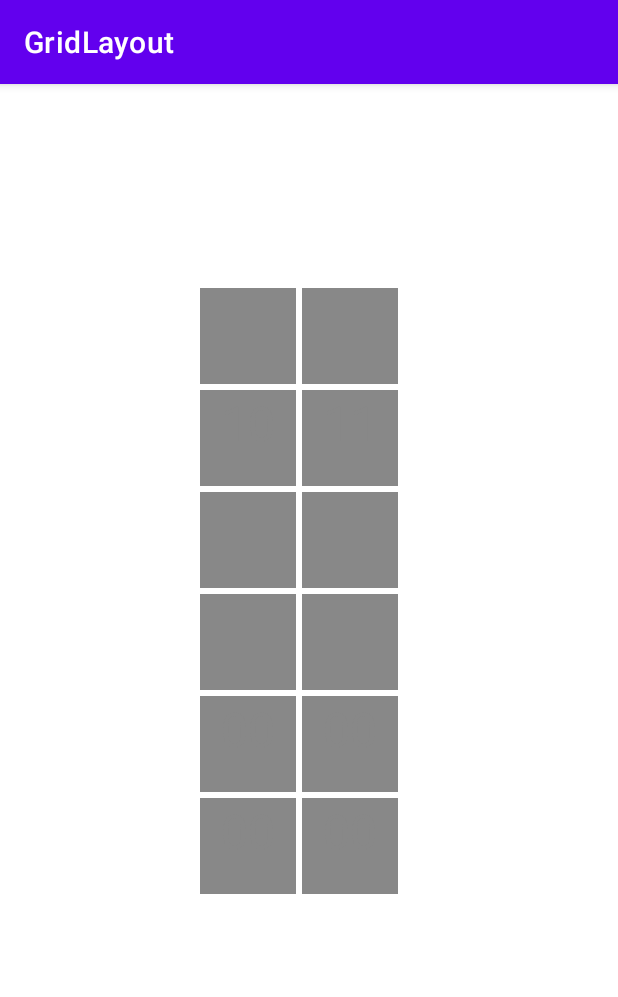
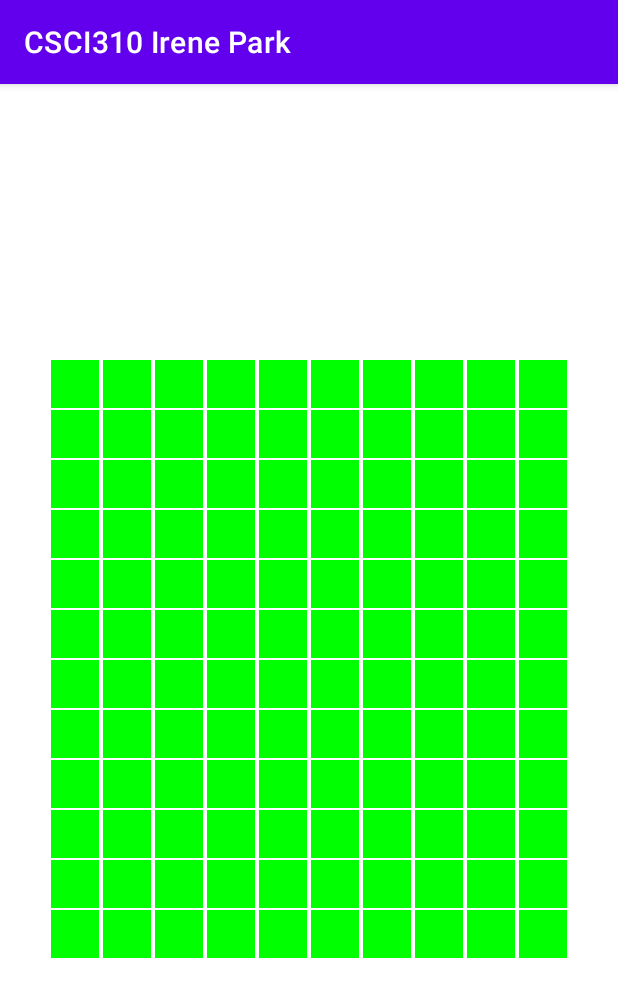
Before and after one commit to ijpark803/Project1_MineSweeper, an Android app: the screen it shows after launch (MainActivity), on a phone screen of 412 x 824 dp. Shown: the top 997 px of the screen. Run offline under Robolectric (Android 15) with nearby library versions, the phone set to English and light mode, and no system bars.

Commit message:
initial commit - 12-10 grid

```diff
--- a/app/src/main/AndroidManifest.xml
+++ b/app/src/main/AndroidManifest.xml
@@ -8,7 +8,7 @@
         android:dataExtractionRules="@xml/data_extraction_rules"
         android:fullBackupContent="@xml/backup_rules"
         android:icon="@mipmap/ic_launcher"
-        android:label="@string/app_name"
+        android:label="CSCI310 Irene Park"
         android:roundIcon="@mipmap/ic_launcher_round"
         android:supportsRtl="true"
         android:theme="@style/Theme.GridLayout"
--- a/app/src/main/java/com/example/gridlayout/MainActivity.java
+++ b/app/src/main/java/com/example/gridlayout/MainActivity.java
@@ -14,7 +14,8 @@ import java.util.ArrayList;
 
 public class MainActivity extends AppCompatActivity {
 
-    private static final int COLUMN_COUNT = 2;
+    private static final int COLUMN_COUNT = 10;
+    private static final int numFlags = 4;
 
     // save the TextViews of all cells in an array, so later on,
     // when a TextView is clicked, we know which cell it is
@@ -32,77 +33,32 @@ public class MainActivity extends AppCompatActivity {
 
         cell_tvs = new ArrayList<TextView>();
 
-        // Method (1): add statically created cells
-        TextView tv00 = (TextView) findViewById(R.id.textView00);
-        TextView tv01 = (TextView) findViewById(R.id.textView01);
-        TextView tv10 = (TextView) findViewById(R.id.textView10);
-        TextView tv11 = (TextView) findViewById(R.id.textView11);
-
-        tv00.setTextColor(Color.GRAY);
-        tv00.setBackgroundColor(Color.GRAY);
-        tv00.setOnClickListener(this::onClickTV);
-
-        tv01.setTextColor(Color.GRAY);
-        tv01.setBackgroundColor(Color.GRAY);
-        tv01.setOnClickListener(this::onClickTV);
-
-        tv10.setTextColor(Color.GRAY);
-        tv10.setBackgroundColor(Color.GRAY);
-        tv10.setOnClickListener(this::onClickTV);
-
-        tv11.setTextColor(Color.GRAY);
-        tv11.setBackgroundColor(Color.GRAY);
-        tv11.setOnClickListener(this::onClickTV);
-
-        cell_tvs.add(tv00);
-        cell_tvs.add(tv01);
-        cell_tvs.add(tv10);
-        cell_tvs.add(tv11);
-
         // Method (2): add four dynamically created cells
         GridLayout grid = (GridLayout) findViewById(R.id.gridLayout01);
-        for (int i = 2; i<=3; i++) {
-            for (int j=0; j<=1; j++) {
+        for (int i = 0; i<12; i++) {
+            for (int j=0; j<10; j++) {
                 TextView tv = new TextView(this);
-                tv.setHeight( dpToPixel(64) );
-                tv.setWidth( dpToPixel(64) );
-                tv.setTextSize( 32 );//dpToPixel(32) );
+                tv.setHeight( dpToPixel(32) );
+                tv.setWidth( dpToPixel(32) );
+                tv.setTextSize( 16 );//dpToPixel(32) );
                 tv.setTextAlignment(TextView.TEXT_ALIGNMENT_CENTER);
-                tv.setTextColor(Color.GRAY);
-                tv.setBackgroundColor(Color.GRAY);
+                tv.setTextColor(Color.parseColor("lime"));
+                tv.setBackgroundColor(Color.parseColor("lime"));
                 tv.setOnClickListener(this::onClickTV);
+//                tv.setText("@string/mine");
 
                 GridLayout.LayoutParams lp = new GridLayout.LayoutParams();
-                lp.setMargins(dpToPixel(2), dpToPixel(2), dpToPixel(2), dpToPixel(2));
+               // lp.setMargins(dpToPixel(1), dpToPixel(2), dpToPixel(2), dpToPixel(2));
                 lp.rowSpec = GridLayout.spec(i);
                 lp.columnSpec = GridLayout.spec(j);
-
+                lp.leftMargin = 2;
+                lp.rightMargin = 2;
+                lp.bottomMargin = 2;
                 grid.addView(tv, lp);
 
                 cell_tvs.add(tv);
             }
         }
-
-        // Method (3): add four dynamically created cells with LayoutInflater
-        LayoutInflater li = LayoutInflater.from(this);
-        for (int i = 4; i<=5; i++) {
-            for (int j=0; j<=1; j++) {
-                TextView tv = (TextView) li.inflate(R.layout.custom_cell_layout, grid, false);
-                //tv.setText(String.valueOf(i)+String.valueOf(j));
-                tv.setTextColor(Color.GRAY);
-                tv.setBackgroundColor(Color.GRAY);
-                tv.setOnClickListener(this::onClickTV);
-
-                GridLayout.LayoutParams lp = (GridLayout.LayoutParams) tv.getLayoutParams();
-                lp.rowSpec = GridLayout.spec(i);
-                lp.columnSpec = GridLayout.spec(j);
-
-                grid.addView(tv, lp);
-
-                cell_tvs.add(tv);
-            }
-        }
-
     }
 
     private int findIndexOfCellTextView(TextView tv) {
@@ -119,12 +75,13 @@ public class MainActivity extends AppCompatActivity {
         int i = n/COLUMN_COUNT;
         int j = n%COLUMN_COUNT;
         tv.setText(String.valueOf(i)+String.valueOf(j));
-        if (tv.getCurrentTextColor() == Color.GRAY) {
-            tv.setTextColor(Color.GREEN);
+        if (tv.getCurrentTextColor() == Color.parseColor("lime")) {
+            tv.setTextColor(Color.GRAY);
+            tv.setBackgroundColor(Color.GRAY);
+        }
+        else {
+            tv.setTextColor(Color.parseColor("lime"));
             tv.setBackgroundColor(Color.parseColor("lime"));
-        }else {
-            tv.setTextColor(Color.GRAY);
-            tv.setBackgroundColor(Color.LTGRAY);
         }
     }
 }
--- a/app/src/main/res/layout/activity_main.xml
+++ b/app/src/main/res/layout/activity_main.xml
@@ -8,86 +8,21 @@
 
     <androidx.gridlayout.widget.GridLayout
         android:id="@+id/gridLayout01"
-        android:layout_width="150dp"
-        android:layout_height="500dp"
-        android:layout_marginStart="32dp"
-        android:layout_marginTop="32dp"
-        android:layout_marginEnd="32dp"
-        android:layout_marginBottom="32dp"
-        android:layout_gravity="center"
-        app:rowCount="10"
-        app:columnCount="2"
+        android:layout_width="wrap_content"
+        android:layout_height="400dp"
+        android:layout_marginStart="2dp"
+        android:layout_marginTop="2dp"
+        android:layout_marginEnd="2dp"
+        android:layout_marginBottom="2dp"
+        android:verticalSpacing="1dp"
+        android:horizontalSpacing="1dp"
+        app:rowCount="12"
+        app:columnCount="10"
         app:layout_constraintBottom_toBottomOf="parent"
         app:layout_constraintEnd_toEndOf="parent"
         app:layout_constraintStart_toStartOf="parent"
         app:layout_constraintTop_toTopOf="parent"
-        >
-
-
-        <TextView
-            android:id="@+id/textView00"
-            android:layout_width="wrap_content"
-            android:layout_height="wrap_content"
-            android:layout_marginStart="2dp"
-            android:layout_marginTop="2dp"
-            android:layout_marginEnd="2dp"
-            android:layout_marginBottom="2dp"
-            android:height="64dp"
-            android:width="64dp"
-            android:text="@string/flag"
-            android:textSize="32sp"
-            android:textAlignment="center"
-            app:layout_column="0"
-            app:layout_row="0" />
-
-        <TextView
-            android:id="@+id/textView01"
-            android:layout_width="wrap_content"
-            android:layout_height="wrap_content"
-            android:layout_marginStart="2dp"
-            android:layout_marginTop="2dp"
-            android:layout_marginEnd="2dp"
-            android:layout_marginBottom="2dp"
-            android:height="64dp"
-            android:width="64dp"
-            android:text="@string/mine"
-            android:textSize="32sp"
-            android:textAlignment="center"
-            app:layout_column="1"
-            app:layout_row="0" />
-
-        <TextView
-            android:id="@+id/textView10"
-            android:layout_width="wrap_content"
-            android:layout_height="wrap_content"
-            android:layout_marginStart="2dp"
-            android:layout_marginTop="2dp"
-            android:layout_marginEnd="2dp"
-            android:layout_marginBottom="2dp"
-            android:height="64dp"
-            android:width="64dp"
-            android:text="10"
-            android:textSize="32sp"
-            android:textAlignment="center"
-            app:layout_column="0"
-            app:layout_row="1" />
-
-        <TextView
-            android:id="@+id/textView11"
-            android:layout_width="wrap_content"
-            android:layout_height="wrap_content"
-            android:layout_marginStart="2dp"
-            android:layout_marginTop="2dp"
-            android:layout_marginEnd="2dp"
-            android:layout_marginBottom="2dp"
-            android:width="64dp"
-            android:height="64dp"
-            android:text="11"
-            android:textSize="32sp"
-            android:textAlignment="center"
-            app:layout_column="1"
-            app:layout_row="1" />
-
-    </androidx.gridlayout.widget.GridLayout>
+        android:layout_gravity="top|center"
+        />
 
 </androidx.constraintlayout.widget.ConstraintLayout>
--- a/app/src/main/res/values/strings.xml
+++ b/app/src/main/res/values/strings.xml
@@ -1,5 +1,5 @@
 <resources>
-    <string name="app_name">GridLayout</string>
+    <string name="app_name">CSCI310 Irene Park</string>
     <string name="clock">\uD83D\uDD53</string>
     <string name="flag">\uD83D\uDEA9</string>
     <string name="mine">\uD83D\uDCA3</string>
```
